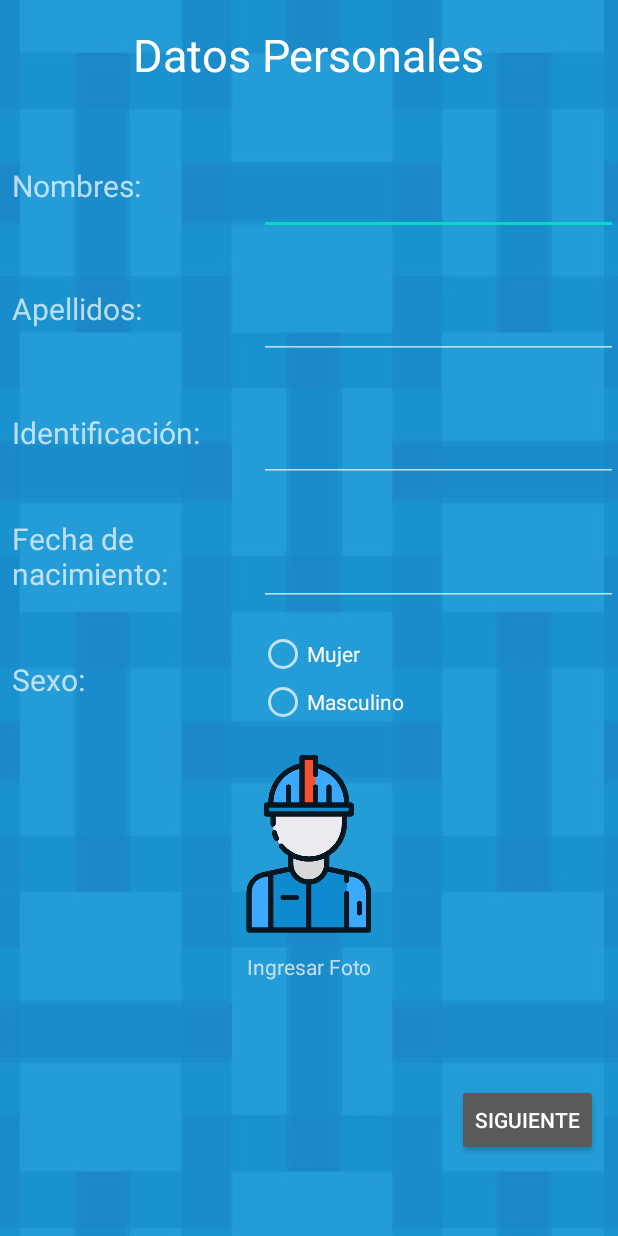
After one commit to topassky/Abogados, an Android app: the registro_datos_personales1 screen opened directly, with no data from a screen before it, on a phone screen of 412 x 824 dp. The commit adds this screen. Run offline under Robolectric (Android 15) with nearby library versions, the phone set to English and light mode, and no system bars.

Commit message:
Formulario de registro

```diff
--- a/app/build.gradle
+++ b/app/build.gradle
@@ -32,4 +32,5 @@ dependencies {
     androidTestImplementation 'androidx.test.ext:junit:1.1.1'
     androidTestImplementation 'androidx.test.espresso:espresso-core:3.2.0'
     implementation 'androidx.recyclerview:recyclerview:1.1.0'
+    implementation 'androidx.cardview:cardview:1.0.0'
 }
--- a/app/src/main/AndroidManifest.xml
+++ b/app/src/main/AndroidManifest.xml
@@ -9,8 +9,9 @@
         android:roundIcon="@mipmap/ic_launcher_round"
         android:supportsRtl="true"
         android:theme="@style/AppTheme">
-        <activity android:name=".login"></activity>
-        <activity android:name=".MainActivity">
+        <activity android:name=".ui.registro_datos_personales1"></activity>
+        <activity android:name=".ui.login" />
+        <activity android:name=".ui.MainActivity">
             <intent-filter>
                 <action android:name="android.intent.action.MAIN" />
 
--- a/app/src/main/java/com/comcop/abogados/login.java
+++ /dev/null
@@ -1,14 +0,0 @@
-package com.comcop.abogados;
-
-import androidx.appcompat.app.AppCompatActivity;
-
-import android.os.Bundle;
-
-public class login extends AppCompatActivity {
-
-    @Override
-    protected void onCreate(Bundle savedInstanceState) {
-        super.onCreate(savedInstanceState);
-        setContentView(R.layout.activity_login);
-    }
-}
--- a/app/src/main/java/com/comcop/abogados/TrabajosVo.java
+++ b/app/src/main/java/com/comcop/abogados/models/TrabajosVo.java
@@ -1,4 +1,4 @@
-package com.comcop.abogados;
+package com.comcop.abogados.models;
 
 public class TrabajosVo {
 
--- a/app/src/main/java/com/comcop/abogados/Utilidades.java
+++ b/app/src/main/java/com/comcop/abogados/models/Utilidades.java
@@ -1,4 +1,4 @@
-package com.comcop.abogados;
+package com.comcop.abogados.models;
 
 public class Utilidades {
 
--- /dev/null
+++ b/app/src/main/java/com/comcop/abogados/ui/login.java
@@ -0,0 +1,35 @@
+package com.comcop.abogados.ui;
+
+import androidx.appcompat.app.AppCompatActivity;
+
+import android.content.Intent;
+import android.os.Bundle;
+import android.view.View;
+import android.widget.Button;
+import android.widget.EditText;
+import android.widget.TextView;
+
+import com.comcop.abogados.R;
+
+public class login extends AppCompatActivity {
+
+    EditText etEmail, etPassword;
+    TextView tvRegister;
+    Button btnLogin;
+
+    @Override
+    protected void onCreate(Bundle savedInstanceState) {
+        super.onCreate(savedInstanceState);
+        setContentView(R.layout.activity_login);
+
+        etEmail = (EditText) findViewById(R.id.et_email);
+        etPassword = (EditText) findViewById(R.id.et_password);
+        btnLogin = (Button) findViewById(R.id.btn_login);
+        tvRegister = (TextView) findViewById(R.id.tv_register);
+    }
+
+    public void OnClickRegiste(View view) {
+        Intent i = new Intent(login.this, registro_datos_personales1.class);
+        startActivity(i);
+    }
+}
--- /dev/null
+++ b/app/src/main/java/com/comcop/abogados/ui/registro_datos_personales1.java
@@ -0,0 +1,94 @@
+package com.comcop.abogados.ui;
+
+import androidx.appcompat.app.AppCompatActivity;
+
+import android.app.DatePickerDialog;
+import android.app.Dialog;
+import android.os.Bundle;
+import android.view.View;
+import android.widget.Button;
+import android.widget.DatePicker;
+import android.widget.EditText;
+import android.widget.RadioButton;
+import android.widget.RadioGroup;
+import android.widget.Toast;
+
+import com.comcop.abogados.R;
+import java.util.Calendar;
+
+public class registro_datos_personales1 extends AppCompatActivity {
+    EditText EditNacimiento;
+    private int mYearIni, mMonthIni, mDayIni, sYearIni, sMonthIni, sDayIni;
+    static final int DATE_ID = 0;
+    Calendar C = Calendar.getInstance();
+
+    RadioGroup radioGroup;
+    RadioButton radioButton;
+
+    @Override
+    protected void onCreate(Bundle savedInstanceState) {
+        super.onCreate(savedInstanceState);
+
+        /**
+         * Registro de la fecha de nacimiento
+         */
+        setContentView(R.layout.activity_registro_datos_personales1);
+        sMonthIni = C.get(Calendar.MONTH);
+        sDayIni = C.get(Calendar.DAY_OF_MONTH);
+        sYearIni = C.get(Calendar.YEAR);
+        EditNacimiento = (EditText) findViewById(R.id.EditNacimiento);
+
+        EditNacimiento.setOnClickListener(new View.OnClickListener() {
+            @Override
+            public void onClick(View view) {
+
+                showDialog(DATE_ID);
+            }
+        });
+
+        /**
+         * Registro del sexo.
+         */
+
+        radioGroup =findViewById(R.id.RadioGroupSexo);
+        Button buttonSiguiente = findViewById(R.id.Siguiente1);
+        buttonSiguiente.setOnClickListener(new View.OnClickListener() {
+            @Override
+            public void onClick(View v) {
+                checkButton();
+            }
+        });
+
+    }
+
+    private void checkButton(){
+        int radioId = radioGroup.getCheckedRadioButtonId();
+        radioButton =  findViewById(radioId);
+        Toast.makeText(this,"Selección de +"+radioButton.getText(),Toast.LENGTH_SHORT).show();
+    }
+
+    private void colocar_fecha() {
+        EditNacimiento.setText((mMonthIni + 1) + "-" + mDayIni + "-" + mYearIni+" ");
+    }
+
+
+    private DatePickerDialog.OnDateSetListener mDateSetListener =
+            new DatePickerDialog.OnDateSetListener() {
+                public void onDateSet(DatePicker view, int year, int monthOfYear, int dayOfMonth) {
+                    mYearIni = year;
+                    mMonthIni = monthOfYear;
+                    mDayIni = dayOfMonth;
+                    colocar_fecha();
+                }
+            };
+
+
+    @Override
+    protected Dialog onCreateDialog(int id) {
+        switch (id) {
+            case DATE_ID:
+                return new DatePickerDialog(this, mDateSetListener, sYearIni, sMonthIni, sDayIni);
+        }
+        return null;
+    }
+}
--- a/app/src/main/res/layout/activity_login.xml
+++ b/app/src/main/res/layout/activity_login.xml
@@ -6,16 +6,14 @@
     android:layout_width="match_parent"
     android:layout_height="match_parent"
     android:background="@drawable/brackground_02"
-    tools:context="com.comcop.abogados.login">
+    tools:context="com.comcop.abogados.ui.login">
 
 
     <include
         layout="@layout/login_layout"
         android:layout_width="wrap_content"
         android:layout_height="wrap_content"
-        android:layout_centerHorizontal="true"
-        android:layout_centerVertical="true"
-        />
+        android:layout_centerHorizontal="true" />
 
 
 </RelativeLayout>
--- a/app/src/main/res/layout/activity_main.xml
+++ b/app/src/main/res/layout/activity_main.xml
@@ -4,7 +4,7 @@
     xmlns:tools="http://schemas.android.com/tools"
     android:layout_width="match_parent"
     android:layout_height="match_parent"
-    tools:context=".MainActivity"
+    tools:context=".ui.MainActivity"
     android:background="@drawable/brackground_02">
 
     <EditText
--- /dev/null
+++ b/app/src/main/res/layout/activity_registro_datos_personales1.xml
@@ -0,0 +1,282 @@
+<?xml version="1.0" encoding="utf-8"?>
+<androidx.constraintlayout.widget.ConstraintLayout xmlns:android="http://schemas.android.com/apk/res/android"
+    xmlns:app="http://schemas.android.com/apk/res-auto"
+    xmlns:tools="http://schemas.android.com/tools"
+    android:layout_width="match_parent"
+    android:layout_height="match_parent"
+    android:background="@drawable/brackground_02"
+    tools:context=".ui.registro_datos_personales1">
+
+    <androidx.constraintlayout.widget.Guideline
+        android:id="@+id/guideline"
+        android:layout_width="wrap_content"
+        android:layout_height="wrap_content"
+        android:orientation="horizontal"
+        app:layout_constraintGuide_percent="0.1" />
+
+    <TextView
+        android:id="@+id/textView"
+        android:layout_width="wrap_content"
+        android:layout_height="0dp"
+        android:layout_marginTop="16dp"
+        android:text="Datos Personales"
+        android:textColor="#ffffff"
+        android:textSize="30dp"
+        app:layout_constraintBottom_toTopOf="@+id/guideline"
+        app:layout_constraintEnd_toEndOf="parent"
+        app:layout_constraintStart_toStartOf="parent"
+        app:layout_constraintTop_toTopOf="parent" />
+
+    <androidx.constraintlayout.widget.Guideline
+        android:id="@+id/guideline2"
+        android:layout_width="wrap_content"
+        android:layout_height="wrap_content"
+        android:orientation="horizontal"
+        app:layout_constraintGuide_percent="0.2" />
+
+    <androidx.constraintlayout.widget.Guideline
+        android:id="@+id/guideline5"
+        android:layout_width="wrap_content"
+        android:layout_height="wrap_content"
+        android:orientation="vertical"
+        app:layout_constraintGuide_percent="0.4" />
+
+    <TextView
+        android:id="@+id/txtNombre"
+        android:layout_width="0dp"
+        android:layout_height="0dp"
+        android:layout_marginStart="8dp"
+        android:layout_marginLeft="8dp"
+        android:layout_marginTop="8dp"
+        android:layout_marginBottom="8dp"
+        android:gravity="center_vertical"
+        android:hint="Nombres: "
+        android:textColor="#d8ebe7"
+        android:textSize="20dp"
+        app:layout_constraintBottom_toTopOf="@+id/guideline2"
+        app:layout_constraintEnd_toStartOf="@+id/guideline5"
+        app:layout_constraintHorizontal_bias="0.0"
+        app:layout_constraintStart_toStartOf="parent"
+        app:layout_constraintTop_toTopOf="@+id/guideline"
+        app:layout_constraintVertical_bias="1.0" />
+
+    <EditText
+        android:id="@+id/EdiNombres"
+        android:layout_width="0dp"
+        android:layout_height="0dp"
+        android:layout_marginStart="8dp"
+        android:layout_marginLeft="8dp"
+        android:layout_marginTop="8dp"
+        android:layout_marginBottom="8dp"
+        app:layout_constraintBottom_toTopOf="@+id/guideline2"
+        app:layout_constraintEnd_toEndOf="parent"
+        app:layout_constraintHorizontal_bias="0.08"
+        app:layout_constraintStart_toStartOf="@+id/guideline5"
+        app:layout_constraintTop_toTopOf="@+id/guideline"
+        app:layout_constraintVertical_bias="0.571" />
+
+    <androidx.constraintlayout.widget.Guideline
+        android:id="@+id/guideline3"
+        android:layout_width="wrap_content"
+        android:layout_height="wrap_content"
+        android:orientation="horizontal"
+        app:layout_constraintGuide_percent="0.3" />
+
+    <EditText
+        android:id="@+id/EditApelidos"
+        android:layout_width="0dp"
+        android:layout_height="0dp"
+        android:layout_marginStart="8dp"
+        android:layout_marginLeft="8dp"
+        android:layout_marginTop="8dp"
+        android:layout_marginBottom="8dp"
+
+        app:layout_constraintBottom_toTopOf="@+id/guideline3"
+        app:layout_constraintEnd_toEndOf="parent"
+        app:layout_constraintStart_toStartOf="@+id/guideline5"
+        app:layout_constraintTop_toTopOf="@+id/guideline2" />
+
+    <TextView
+        android:id="@+id/txtApellidos"
+        android:layout_width="0dp"
+        android:layout_height="0dp"
+        android:layout_marginStart="8dp"
+        android:layout_marginLeft="8dp"
+        android:layout_marginTop="8dp"
+        android:layout_marginBottom="8dp"
+        android:gravity="center_vertical"
+        android:hint="Apellidos: "
+        android:textColor="#d8ebe7"
+        android:textSize="20dp"
+        app:layout_constraintBottom_toTopOf="@+id/guideline3"
+        app:layout_constraintEnd_toStartOf="@+id/guideline5"
+        app:layout_constraintStart_toStartOf="parent"
+        app:layout_constraintTop_toTopOf="@+id/guideline2" />
+
+
+    <androidx.constraintlayout.widget.Guideline
+        android:id="@+id/guideline4"
+        android:layout_width="wrap_content"
+        android:layout_height="wrap_content"
+        android:orientation="horizontal"
+        app:layout_constraintGuide_percent="0.4" />
+
+    <TextView
+        android:id="@+id/txtIdentificacion"
+        android:layout_width="0dp"
+        android:layout_height="0dp"
+        android:layout_marginStart="8dp"
+        android:layout_marginLeft="8dp"
+        android:layout_marginTop="8dp"
+        android:layout_marginBottom="8dp"
+        android:gravity="center_vertical"
+        android:hint="Identificación: "
+        android:textColor="#d8ebe7"
+        android:textSize="20dp"
+        app:layout_constraintBottom_toTopOf="@+id/guideline4"
+        app:layout_constraintEnd_toStartOf="@+id/guideline5"
+        app:layout_constraintStart_toStartOf="parent"
+        app:layout_constraintTop_toTopOf="@+id/guideline3" />
+
+    <EditText
+        android:id="@+id/EditIdentificacion"
+        android:layout_width="0dp"
+        android:layout_height="0dp"
+        android:layout_marginStart="8dp"
+        android:layout_marginLeft="8dp"
+        android:layout_marginTop="8dp"
+        android:layout_marginBottom="8dp"
+        app:layout_constraintBottom_toTopOf="@+id/guideline4"
+        app:layout_constraintEnd_toEndOf="parent"
+        app:layout_constraintStart_toStartOf="@+id/guideline5"
+        app:layout_constraintTop_toTopOf="@+id/guideline3" />
+
+    <androidx.constraintlayout.widget.Guideline
+        android:id="@+id/guideline6"
+        android:layout_width="wrap_content"
+        android:layout_height="wrap_content"
+        android:orientation="horizontal"
+        app:layout_constraintGuide_percent="0.5" />
+
+    <TextView
+        android:id="@+id/txtNacimiento"
+        android:layout_width="0dp"
+        android:layout_height="0dp"
+        android:layout_marginStart="8dp"
+        android:layout_marginLeft="8dp"
+        android:layout_marginTop="8dp"
+        android:layout_marginBottom="8dp"
+        android:gravity="center_vertical"
+        android:hint="Fecha de nacimiento: "
+        android:textColor="#d8ebe7"
+        android:textSize="20dp"
+        app:layout_constraintBottom_toTopOf="@+id/guideline6"
+        app:layout_constraintEnd_toStartOf="@+id/guideline5"
+        app:layout_constraintStart_toStartOf="parent"
+        app:layout_constraintTop_toTopOf="@+id/guideline4" />
+
+    <EditText
+        android:id="@+id/EditNacimiento"
+        android:layout_width="0dp"
+        android:layout_height="0dp"
+        android:layout_marginStart="8dp"
+        android:layout_marginLeft="8dp"
+        android:layout_marginTop="8dp"
+        android:layout_marginBottom="8dp"
+        app:layout_constraintBottom_toTopOf="@+id/guideline6"
+        app:layout_constraintEnd_toEndOf="parent"
+        app:layout_constraintStart_toStartOf="@+id/guideline5"
+        app:layout_constraintTop_toTopOf="@+id/guideline4" />
+
+    <androidx.constraintlayout.widget.Guideline
+        android:id="@+id/guideline7"
+        android:layout_width="wrap_content"
+        android:layout_height="wrap_content"
+        android:orientation="horizontal"
+        app:layout_constraintGuide_percent="0.6" />
+
+    <TextView
+        android:id="@+id/textView5"
+        android:layout_width="0dp"
+        android:layout_height="0dp"
+        android:layout_marginStart="8dp"
+        android:layout_marginLeft="8dp"
+        android:layout_marginTop="8dp"
+        android:layout_marginBottom="8dp"
+        android:gravity="center_vertical"
+        android:hint="Sexo: "
+        android:textColor="#d8ebe7"
+        android:textSize="20dp"
+        app:layout_constraintBottom_toTopOf="@+id/guideline7"
+        app:layout_constraintEnd_toStartOf="@+id/guideline5"
+        app:layout_constraintHorizontal_bias="0.467"
+        app:layout_constraintStart_toStartOf="parent"
+        app:layout_constraintTop_toTopOf="@+id/guideline6" />
+
+    <RadioGroup
+        android:id="@+id/RadioGroupSexo"
+        android:layout_width="0dp"
+        android:layout_height="0dp"
+        android:layout_marginStart="8dp"
+        android:layout_marginLeft="8dp"
+        android:layout_marginTop="8dp"
+        android:layout_marginBottom="8dp"
+        app:layout_constraintBottom_toTopOf="@+id/guideline7"
+        app:layout_constraintEnd_toEndOf="parent"
+        app:layout_constraintHorizontal_bias="0.811"
+        app:layout_constraintStart_toStartOf="@+id/guideline5"
+        app:layout_constraintTop_toTopOf="@+id/guideline6">
+
+        <RadioButton
+            android:id="@+id/radioMujer"
+            android:layout_width="wrap_content"
+            android:layout_height="wrap_content"
+            android:text="Mujer" />
+
+        <RadioButton
+            android:id="@+id/radioHombre"
+            android:layout_width="match_parent"
+            android:layout_height="wrap_content"
+            android:text="Masculino" />
+    </RadioGroup>
+
+    <Button
+        android:id="@+id/Siguiente1"
+        android:layout_width="wrap_content"
+        android:layout_height="wrap_content"
+        android:layout_marginStart="140dp"
+        android:layout_marginLeft="140dp"
+        android:layout_marginTop="228dp"
+        android:text="Siguiente"
+        app:layout_constraintStart_toStartOf="@+id/guideline5"
+        app:layout_constraintTop_toTopOf="@+id/guideline7" />
+
+    <androidx.constraintlayout.widget.Guideline
+        android:id="@+id/guideline8"
+        android:layout_width="wrap_content"
+        android:layout_height="wrap_content"
+        android:orientation="horizontal"
+        app:layout_constraintGuide_begin="20dp" />
+
+    <ImageView
+        android:id="@+id/imageView4"
+        android:layout_width="wrap_content"
+        android:layout_height="wrap_content"
+        app:layout_constraintBottom_toBottomOf="parent"
+        app:layout_constraintEnd_toEndOf="parent"
+        app:layout_constraintStart_toStartOf="parent"
+        app:layout_constraintTop_toTopOf="@+id/guideline7"
+        app:layout_constraintVertical_bias="0.01999998"
+        app:srcCompat="@drawable/icotrabajodo" />
+
+    <TextView
+        android:id="@+id/textView2"
+        android:layout_width="wrap_content"
+        android:layout_height="wrap_content"
+        android:layout_marginTop="8dp"
+        android:text="Ingresar Foto"
+        app:layout_constraintEnd_toEndOf="@+id/imageView4"
+        app:layout_constraintStart_toStartOf="@+id/imageView4"
+        app:layout_constraintTop_toBottomOf="@+id/imageView4" />
+
+</androidx.constraintlayout.widget.ConstraintLayout>
--- a/app/src/main/res/layout/login_layout.xml
+++ b/app/src/main/res/layout/login_layout.xml
@@ -62,6 +62,7 @@
         android:layout_centerHorizontal="true"
         android:layout_marginTop="20dp"
         android:textSize="15sp"
+        android:onClick="OnClickRegiste"
         android:textColor="#ffffff"
         android:text="Register Me" />
 
```
Also changed, not shown: app/src/main/java/com/comcop/abogados/ui/AdaptadorTrabajos.java (renamed from app/src/main/java/com/comcop/abogados/AdaptadorTrabajos.java, +6 -2 lines), app/src/main/java/com/comcop/abogados/ui/MainActivity.java (renamed from app/src/main/java/com/comcop/abogados/MainActivity.java, +5 -2 lines).
